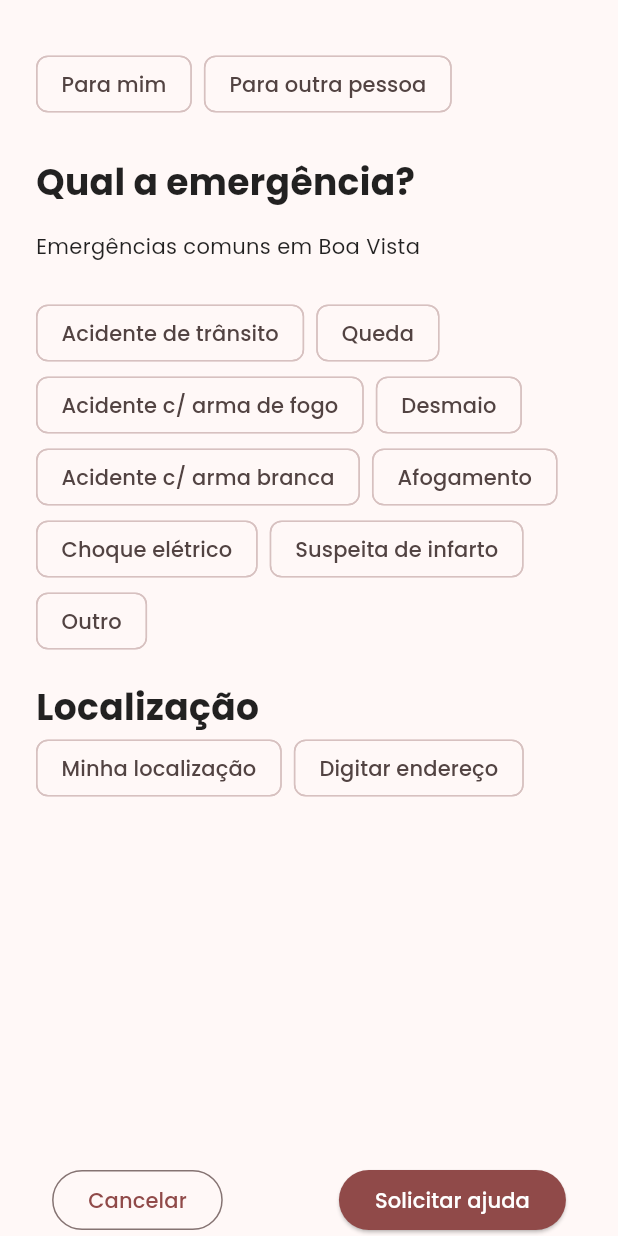
After one commit to ipesoft-rr/atendimento_samu_app, a Flutter app: the EmergencyDetails screen opened by its route, on a phone screen of 412 x 824 dp. The commit adds this screen. Run offline on Flutter 3.47's test engine with Material 2 defaults, Android fonts, the phone set to English and light mode, and no system bars; our stand-ins replace go_router, google_fonts.

Commit message:
feat: emergency_details screen

```diff
--- a/lib/main.dart
+++ b/lib/main.dart
@@ -3,6 +3,7 @@ import 'package:go_router/go_router.dart';
 import 'package:google_fonts/google_fonts.dart';
 
 import './screens/home.dart';
+import 'screens/emergency_details.dart';
 
 void main() => runApp(const MyApp());
 
@@ -12,13 +13,13 @@ final GoRouter _router = GoRouter(
     GoRoute(
       path: '/',
       builder: (BuildContext context, GoRouterState state) {
-        return const HomePage(title: 'Home');
+        return const HomePage(title: 'Início');
       },
       routes: <RouteBase>[
         GoRoute(
           path: 'details',
           builder: (BuildContext context, GoRouterState state) {
-            return const HomePage(title: 'Details');
+            return const EmergencyDetails();
           },
         ),
       ],
--- /dev/null
+++ b/lib/screens/emergency_details.dart
@@ -0,0 +1,219 @@
+import 'package:flutter/material.dart';
+
+class EmergencyDetails extends StatefulWidget {
+  const EmergencyDetails({super.key});
+
+  @override
+  State<EmergencyDetails> createState() => _EmergencyDetailsState();
+}
+
+class _EmergencyDetailsState extends State<EmergencyDetails> {
+  String forwho = '';
+  String location = '';
+  String emergencyType = '';
+
+  @override
+  Widget build(BuildContext context) {
+    return Scaffold(
+      body: SafeArea(
+        child: ListView(
+          padding:
+              const EdgeInsets.only(top: 32, left: 24, right: 24, bottom: 32),
+          children: [
+            Row(
+              children: [
+                ChoiceChip(
+                  selected: forwho == 'for-me',
+                  label: const Text('Para mim'),
+                  onSelected: (newState) {
+                    setState(() {
+                      forwho = 'for-me';
+                    });
+                  },
+                ),
+                const SizedBox(
+                  width: 8,
+                ),
+                ChoiceChip(
+                  selected: forwho == 'for-another-person',
+                  label: const Text('Para outra pessoa'),
+                  onSelected: (newState) {
+                    setState(() {
+                      forwho = 'for-another-person';
+                    });
+                  },
+                ),
+              ],
+            ),
+            const SizedBox(
+              height: 24,
+            ),
+            const Text(
+              'Qual a emergência?',
+              style: TextStyle(
+                fontSize: 24.0,
+                fontWeight: FontWeight.bold,
+              ),
+            ),
+            const SizedBox(
+              height: 16,
+            ),
+            const Text('Emergências comuns em Boa Vista'),
+            const SizedBox(
+              height: 24,
+            ),
+            Wrap(
+              spacing: 8,
+              children: [
+                ChoiceChip(
+                  selected: emergencyType == 'traffic-accident',
+                  label: const Text('Acidente de trânsito'),
+                  onSelected: (newState) {
+                    setState(() {
+                      emergencyType = 'traffic-accident';
+                    });
+                  },
+                ),
+                ChoiceChip(
+                  selected: emergencyType == 'tumble',
+                  label: const Text('Queda'),
+                  onSelected: (newState) {
+                    setState(() {
+                      emergencyType = 'tumble';
+                    });
+                  },
+                ),
+                ChoiceChip(
+                  selected: emergencyType == 'firearm',
+                  label: const Text('Acidente c/ arma de fogo'),
+                  onSelected: (newState) {
+                    setState(() {
+                      emergencyType = 'firearm';
+                    });
+                  },
+                ),
+                ChoiceChip(
+                  selected: emergencyType == 'fainting',
+                  label: const Text('Desmaio'),
+                  onSelected: (newState) {
+                    setState(() {
+                      emergencyType = 'fainting';
+                    });
+                  },
+                ),
+                ChoiceChip(
+                  selected: emergencyType == 'melle-weapon',
+                  label: const Text('Acidente c/ arma branca'),
+                  onSelected: (newState) {
+                    setState(() {
+                      emergencyType = 'melle-weapon';
+                    });
+                  },
+                ),
+                ChoiceChip(
+                  selected: emergencyType == 'drawing',
+                  label: const Text('Afogamento'),
+                  onSelected: (newState) {
+                    setState(() {
+                      emergencyType = 'drawing';
+                    });
+                  },
+                ),
+                ChoiceChip(
+                  selected: emergencyType == 'electric-shock',
+                  label: const Text('Choque elétrico'),
+                  onSelected: (newState) {
+                    setState(() {
+                      emergencyType = 'electric-shock';
+                    });
+                  },
+                ),
+                ChoiceChip(
+                  selected: emergencyType == 'suspected-heart-attack',
+                  label: const Text('Suspeita de infarto'),
+                  onSelected: (newState) {
+                    setState(() {
+                      emergencyType = 'suspected-heart-attack';
+                    });
+                  },
+                ),
+                ChoiceChip(
+                  selected: emergencyType == 'custom',
+                  label: const Text('Outro'),
+                  onSelected: (newState) {
+                    setState(() {
+                      emergencyType = 'custom';
+                    });
+                  },
+                ),
+              ],
+            ),
+            const SizedBox(
+              height: 16,
+            ),
+            const Text(
+              'Localização',
+              style: TextStyle(
+                fontSize: 24.0,
+                fontWeight: FontWeight.bold,
+              ),
+            ),
+            Row(
+              children: [
+                ChoiceChip(
+                  selected: location == 'my-position',
+                  label: const Text('Minha localização'),
+                  onSelected: (newState) {
+                    setState(() {
+                      location = 'my-position';
+                    });
+                  },
+                ),
+                const SizedBox(
+                  width: 8,
+                ),
+                ChoiceChip(
+                  selected: location == 'set-on-map',
+                  label: const Text('Digitar endereço'),
+                  onSelected: (newState) {
+                    setState(() {
+                      location = 'set-on-map';
+                    });
+                  },
+                ),
+              ],
+            ),
+          ],
+        ),
+      ),
+      bottomNavigationBar: SafeArea(
+        child: Row(
+          mainAxisAlignment: MainAxisAlignment.spaceEvenly,
+          children: [
+            OutlinedButton(
+              child: const Text('Cancelar'),
+              onPressed: () {},
+            ),
+            const SizedBox(
+              width: 8,
+            ),
+            ElevatedButton(
+              onPressed: () {},
+              style: ButtonStyle(
+                backgroundColor: MaterialStatePropertyAll(
+                  Theme.of(context).colorScheme.primary,
+                ),
+              ),
+              child: const Text(
+                'Solicitar ajuda',
+                style: TextStyle(
+                  color: Colors.white,
+                ),
+              ),
+            )
+          ],
+        ),
+      ),
+    );
+  }
+}
```
Also changed, not shown: 1 other file.
